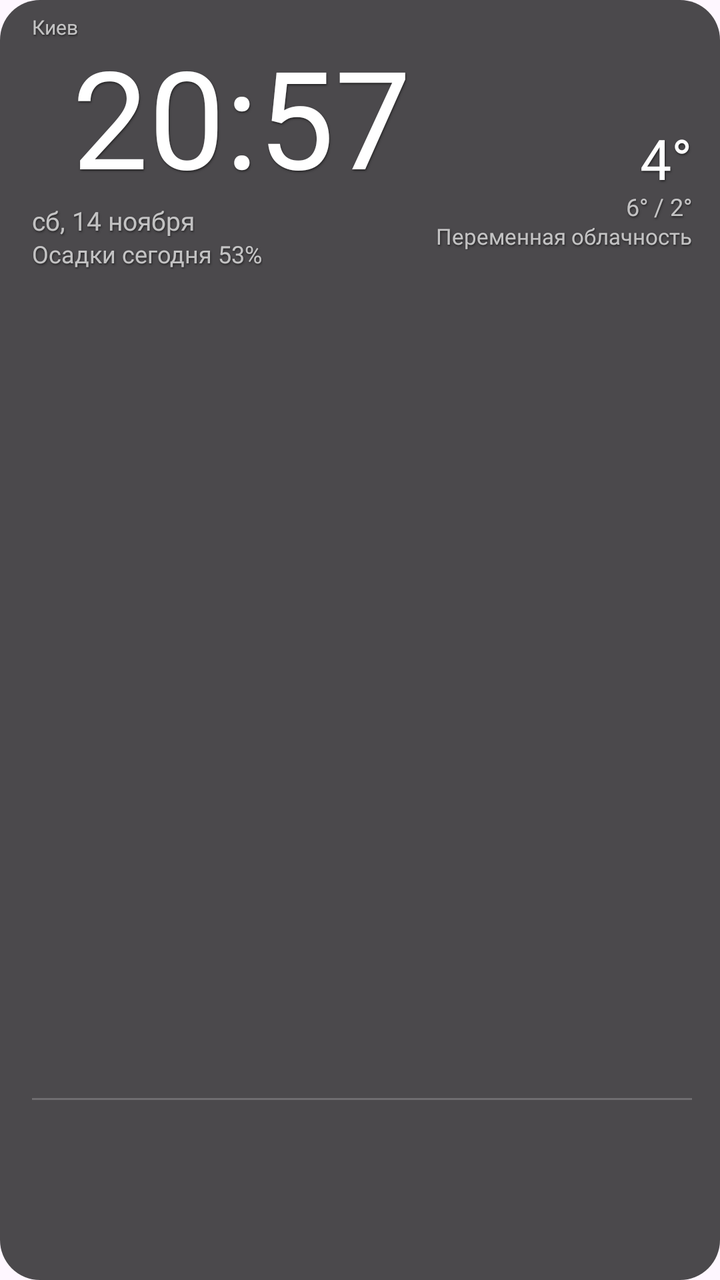
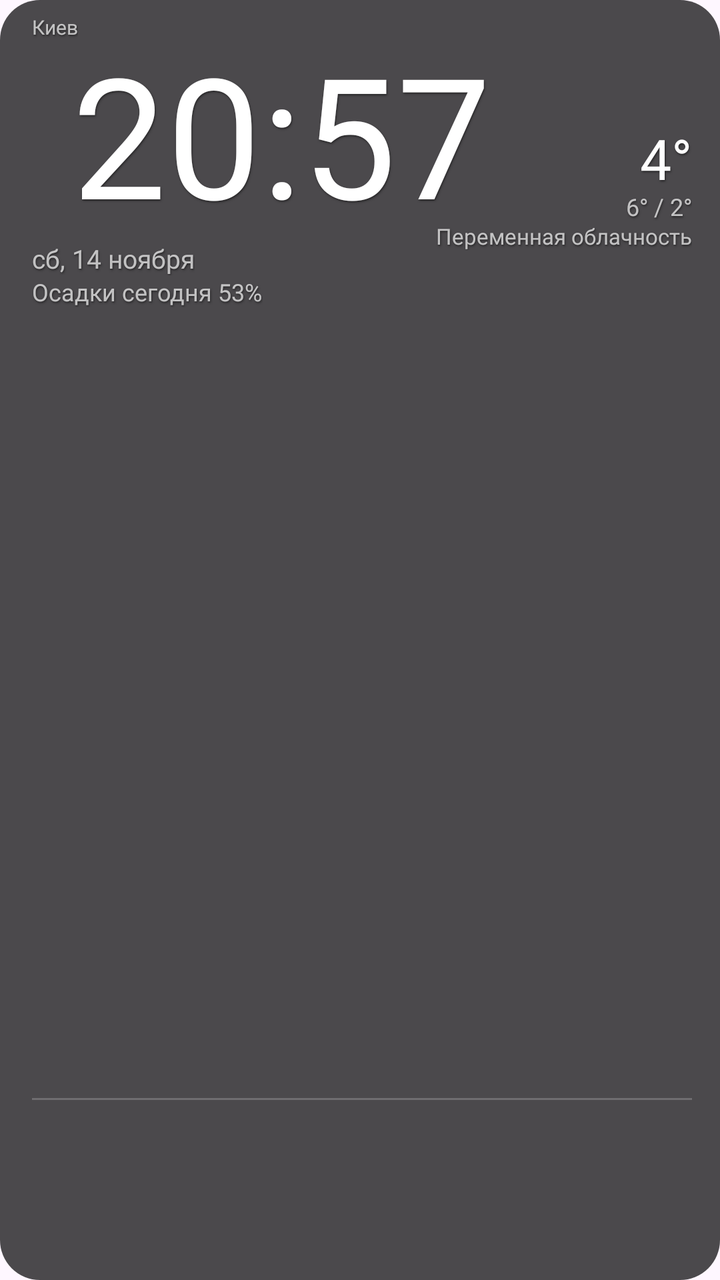

Screens rendered from an Android XML layout before and after an edit, with the pre-edit source and the edit as a unified diff.
<!-- AndroidManifest.xml: application theme Theme.ClockWeather -->
<!-- res/layout/widget_4x3.xml -->
<?xml version="1.0" encoding="utf-8"?>
<FrameLayout xmlns:android="http://schemas.android.com/apk/res/android"
    android:id="@+id/widget_root"
    android:layout_width="match_parent"
    android:layout_height="match_parent">

    <FrameLayout
        android:id="@+id/bg"
        android:layout_width="match_parent"
        android:layout_height="match_parent"
        android:background="@drawable/widget_bg" />

    <RelativeLayout
        android:layout_width="match_parent"
        android:layout_height="match_parent"
        android:paddingStart="16dp"
        android:paddingEnd="14dp"
        android:paddingTop="8dp"
        android:paddingBottom="8dp">

        <TextView
            android:id="@+id/city"
            android:layout_width="wrap_content"
            android:layout_height="wrap_content"
            android:layout_alignParentStart="true"
            android:layout_alignParentTop="true"
            android:ellipsize="end"
            android:fontFamily="@font/roboto_light"
            android:includeFontPadding="false"
            android:maxLines="1"
            android:shadowColor="#80000000"
            android:shadowDx="1"
            android:shadowDy="2"
            android:shadowRadius="2"
            android:text="Киев"
            android:textColor="@color/text_secondary"
            android:textSize="10sp" />

        <TextView
            android:id="@+id/time"
            android:layout_width="wrap_content"
            android:layout_height="wrap_content"
            android:layout_alignParentStart="true"
            android:layout_below="@id/city"
            android:layout_marginStart="20dp"
            android:layout_marginTop="2dp"
            android:ellipsize="end"
            android:fontFamily="@font/roboto_thin"
            android:includeFontPadding="false"
            android:maxLines="1"
            android:shadowColor="#80000000"
            android:shadowDx="1"
            android:shadowDy="2"
            android:shadowRadius="2"
            android:text="20:57"
            android:textColor="@color/text_primary"
            android:textSize="68sp" />

        <TextView
            android:id="@+id/date"
            android:layout_width="wrap_content"
            android:layout_height="wrap_content"
            android:layout_alignParentStart="true"
            android:layout_below="@id/time"
            android:layout_marginTop="2dp"
            android:ellipsize="end"
            android:fontFamily="@font/roboto_light"
            android:includeFontPadding="false"
            android:maxLines="1"
            android:shadowColor="#80000000"
            android:shadowDx="1"
            android:shadowDy="2"
            android:shadowRadius="2"
            android:text="сб, 14 ноября"
            android:textColor="@color/text_secondary"
            android:textSize="13sp" />

        <TextView
            android:id="@+id/today_pop"
            android:layout_width="wrap_content"
            android:layout_height="wrap_content"
            android:layout_alignParentStart="true"
            android:layout_below="@id/date"
            android:layout_marginTop="2dp"
            android:ellipsize="end"
            android:fontFamily="@font/roboto_regular"
            android:includeFontPadding="false"
            android:maxLines="1"
            android:shadowColor="#80000000"
            android:shadowDx="1"
            android:shadowDy="2"
            android:shadowRadius="2"
            android:text="Осадки сегодня 53%"
            android:textColor="@color/text_secondary"
            android:textSize="12sp" />

        <ImageView
            android:id="@+id/icon"
            android:layout_width="56dp"
            android:layout_height="56dp"
            android:layout_alignParentEnd="true"
            android:layout_alignParentTop="true"
            android:contentDescription="@null"
            android:scaleType="fitCenter" />

        <TextView
            android:id="@+id/temp"
            android:layout_width="wrap_content"
            android:layout_height="wrap_content"
            android:layout_below="@id/icon"
            android:layout_alignParentEnd="true"
            android:ellipsize="end"
            android:fontFamily="@font/roboto_light"
            android:includeFontPadding="false"
            android:maxLines="1"
            android:shadowColor="#80000000"
            android:shadowDx="1"
            android:shadowDy="2"
            android:shadowRadius="2"
            android:text="4°"
            android:textColor="@color/text_primary"
            android:textSize="28sp" />

        <TextView
            android:id="@+id/minmax"
            android:layout_width="wrap_content"
            android:layout_height="wrap_content"
            android:layout_below="@id/temp"
            android:layout_alignParentEnd="true"
            android:ellipsize="end"
            android:fontFamily="@font/roboto_light"
            android:includeFontPadding="false"
            android:maxLines="1"
            android:shadowColor="#80000000"
            android:shadowDx="1"
            android:shadowDy="2"
            android:shadowRadius="2"
            android:text="6° / 2°"
            android:textColor="@color/text_secondary"
            android:textSize="12sp" />

        <TextView
            android:id="@+id/desc"
            android:layout_width="wrap_content"
            android:maxWidth="190dp"
            android:layout_height="wrap_content"
            android:layout_below="@id/minmax"
            android:layout_marginTop="1dp"
            android:layout_alignParentEnd="true"
            android:ellipsize="end"
            android:fontFamily="@font/roboto_regular"
            android:includeFontPadding="false"
            android:maxLines="1"
            android:shadowColor="#80000000"
            android:shadowDx="1"
            android:shadowDy="2"
            android:shadowRadius="2"
            android:text="Переменная облачность"
            android:textColor="@color/text_secondary"
            android:textSize="11sp" />

        <ImageView
            android:id="@+id/forecast_divider"
            android:layout_width="match_parent"
            android:layout_height="1dp"
            android:layout_above="@id/forecast"
            android:layout_marginBottom="4dp"
            android:background="#33FFFFFF"
            android:contentDescription="@null"
            android:scaleType="fitXY" />

        <ImageView
            android:id="@+id/forecast"
            android:layout_width="match_parent"
            android:layout_height="78dp"
            android:layout_alignParentBottom="true"
            android:contentDescription="@null"
            android:scaleType="fitXY" />
    </RelativeLayout>
</FrameLayout>
<!-- resources referenced by this layout -->
<resources>
  <color name="text_primary">#FFFFFFFF</color>
  <color name="text_secondary">#B3FFFFFF</color>
  <!-- drawable widget_bg (drawable) -->
  <?xml version="1.0" encoding="utf-8"?>
  <shape xmlns:android="http://schemas.android.com/apk/res/android"
      android:shape="rectangle">
      <solid android:color="@color/widget_scrim" />
      <corners android:radius="20dp" />
  </shape>
  <style name="Theme.ClockWeather" parent="Theme.Material3.DayNight.NoActionBar">
          <item name="colorPrimary">@color/accent</item>
          <item name="colorOnPrimary">#FFFFFFFF</item>
      </style>
  <color name="widget_scrim">#B3000000</color>
  <color name="accent">#FF1E88E5</color>
</resources>

<!-- the commit's change to res/layout/widget_4x3.xml (unified diff, before → after) -->
@@ -54,7 +54,7 @@
             android:shadowRadius="2"
             android:text="20:57"
             android:textColor="@color/text_primary"
-            android:textSize="68sp" />
+            android:textSize="84sp" />
 
         <TextView
             android:id="@+id/date"
